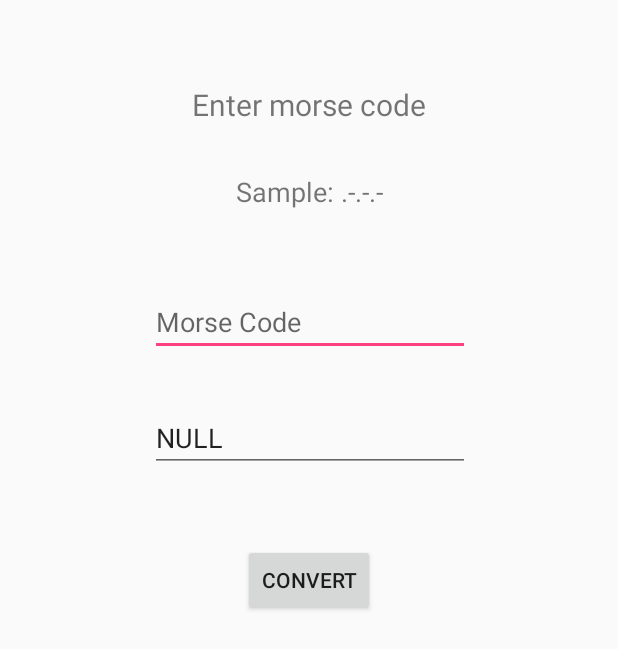
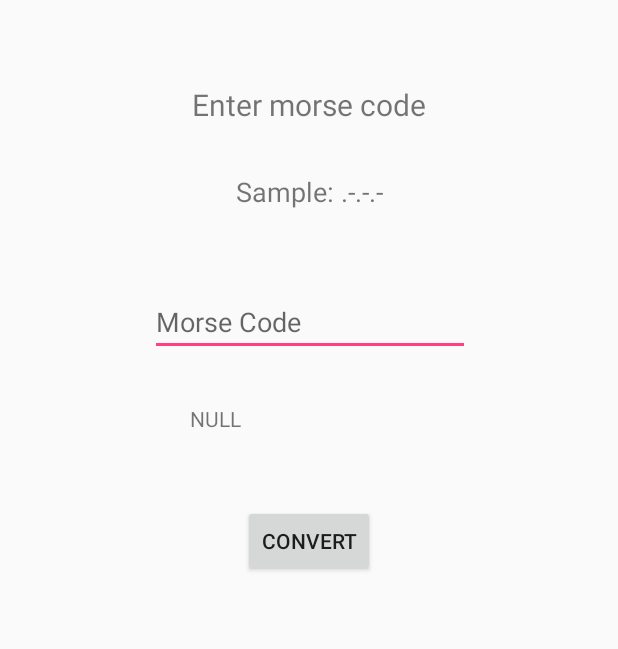
Before and after one commit to rakesh432145/morsetotext, an Android app: the screen it shows after launch (MainActivity), after a tap on "CONVERT", on a phone screen of 412 x 824 dp. Shown: the top 649 px of the screen. Run offline under Robolectric (Android 15) with nearby library versions, the phone set to English and light mode, and no system bars.

Commit message:
minor changes in code

```diff
--- a/app/src/main/java/com/example/akalwadi/morsetotext/MainActivity.java
+++ b/app/src/main/java/com/example/akalwadi/morsetotext/MainActivity.java
@@ -6,13 +6,14 @@ import android.telephony.SmsManager;
 import android.view.View;
 import android.widget.Button;
 import android.widget.EditText;
+import android.widget.TextView;
 import android.widget.Toast;
 
 public class MainActivity extends AppCompatActivity {
 
     public EditText ettext;
     public Button converttomorse;
-    public EditText etshowmorse;
+    public TextView etshowmorse;
     String phno;
     String convertedText;
     String normaltext;
@@ -25,7 +26,7 @@ public class MainActivity extends AppCompatActivity {
 
         ettext = (EditText) findViewById(R.id.ettext);
         converttomorse = (Button) findViewById(R.id.btnconvert);
-        etshowmorse = (EditText) findViewById(R.id.etshowmorse);
+        etshowmorse = (TextView) findViewById(R.id.etshowmorse);
 
         converttomorse.setOnClickListener(new View.OnClickListener() {
             @Override
--- a/app/src/main/res/layout/activity_main.xml
+++ b/app/src/main/res/layout/activity_main.xml
@@ -22,7 +22,7 @@
         app:layout_constraintStart_toStartOf="parent"
         app:layout_constraintTop_toBottomOf="@+id/textView2" />
 
-    <EditText
+    <TextView
         android:id="@+id/etshowmorse"
         android:layout_width="wrap_content"
         android:layout_height="wrap_content"
@@ -30,7 +30,6 @@
         android:layout_marginStart="8dp"
         android:layout_marginTop="32dp"
         android:ems="10"
-        android:inputType="textPersonName"
         android:visibility="gone"
         app:layout_constraintEnd_toEndOf="parent"
         app:layout_constraintHorizontal_bias="0.503"
```
